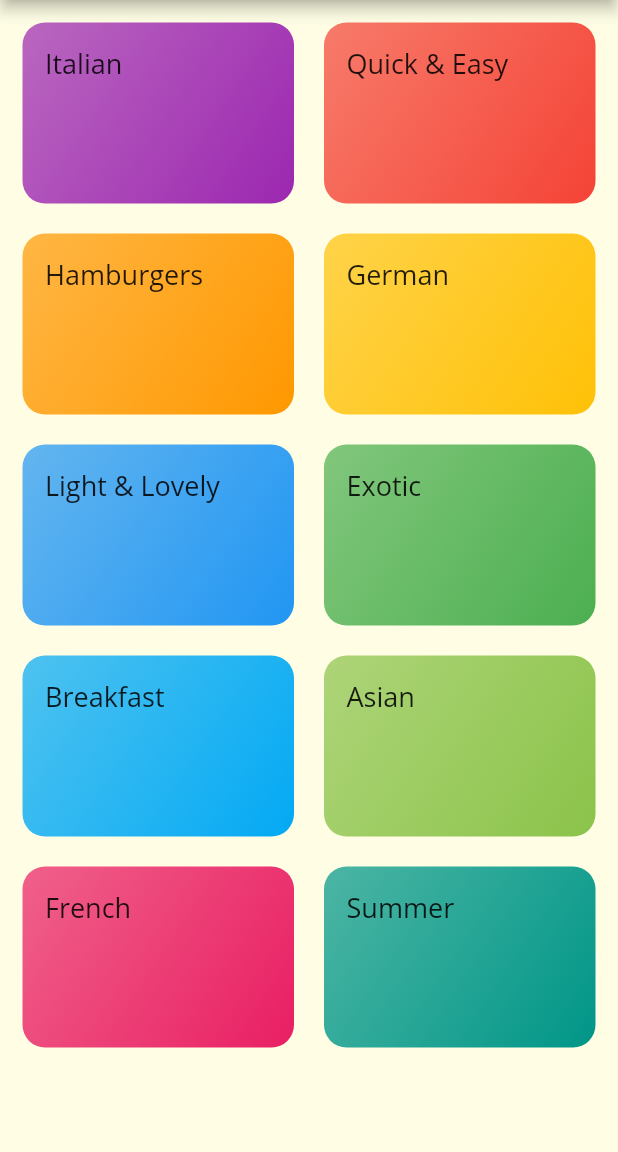
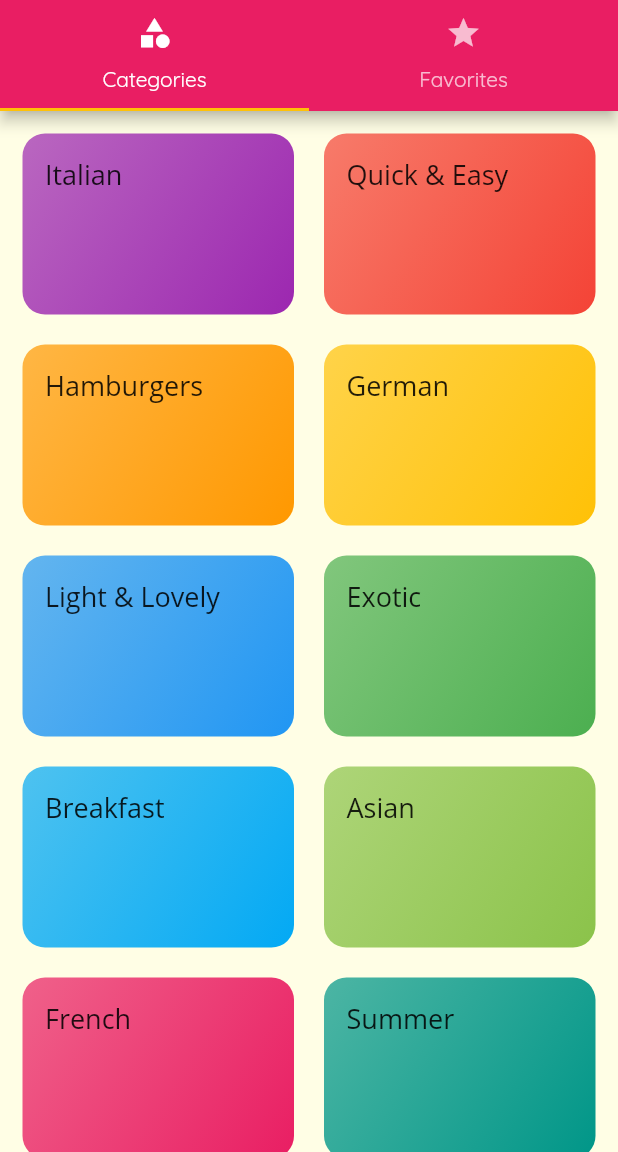
Before and after one commit to boilinux/flutter-meals, a Flutter app: the screen it shows after launch, on a phone screen of 412 x 824 dp, the part 84-1236 px from its top. Run offline on Flutter 3.47's test engine with Material 2 defaults, Android fonts, the light colour scheme and no system bars.

Commit message:
Add tab bar.

```diff
--- a/lib/main.dart
+++ b/lib/main.dart
@@ -3,6 +3,7 @@ import 'package:flutter/material.dart';
 import 'widgets/screen/main/main_category.dart';
 import 'widgets/screen/display/display_category_meals.dart';
 import 'widgets/screen/display/full_content/display_full_details_meal.dart';
+import 'widgets/screen/display/tab/display_tab.dart';
 
 void main() {
   runApp(MyApp());
@@ -49,7 +50,7 @@ class MyApp extends StatelessWidget {
                 )),
       ),
       routes: {
-        '/': (ctx) => MainCategory(),
+        '/': (ctx) => DisplayTab(),
         DisplayCategoryMeals.routeName: (ctx) => DisplayCategoryMeals(),
         DisplayFullDetailsMeal.routeName: (ctx) => DisplayFullDetailsMeal(),
       },
--- /dev/null
+++ b/lib/widgets/screen/display/tab/display_tab.dart
@@ -0,0 +1,40 @@
+import 'package:flutter/material.dart';
+
+import '../../main/main_category.dart';
+import './tab_favorites.dart';
+
+class DisplayTab extends StatefulWidget {
+  const DisplayTab({Key? key}) : super(key: key);
+
+  @override
+  _DisplayTabState createState() => _DisplayTabState();
+}
+
+class _DisplayTabState extends State<DisplayTab> {
+  @override
+  Widget build(BuildContext context) {
+    return DefaultTabController(
+        length: 2,
+        child: Scaffold(
+          appBar: AppBar(
+            title: Text('Meals'),
+            bottom: TabBar(
+              tabs: [
+                Tab(
+                  icon: Icon(Icons.category),
+                  text: 'Categories',
+                ),
+                Tab(
+                  icon: Icon(Icons.star),
+                  text: 'Favorites',
+                )
+              ],
+            ),
+          ),
+          body: TabBarView(children: [
+            MainCategory(),
+            TabFavorites(),
+          ]),
+        ));
+  }
+}
--- /dev/null
+++ b/lib/widgets/screen/display/tab/tab_favorites.dart
@@ -0,0 +1,10 @@
+import 'package:flutter/material.dart';
+
+class TabFavorites extends StatelessWidget {
+  const TabFavorites({Key? key}) : super(key: key);
+
+  @override
+  Widget build(BuildContext context) {
+    return Container();
+  }
+}
--- a/lib/widgets/screen/main/main_category.dart
+++ b/lib/widgets/screen/main/main_category.dart
@@ -8,9 +8,9 @@ class MainCategory extends StatelessWidget {
   @override
   Widget build(BuildContext context) {
     return Scaffold(
-      appBar: AppBar(
-        title: const Text('Meals'),
-      ),
+      // appBar: AppBar(
+      //   title: const Text('Meals'),
+      // ),
       body: GridView(
         padding: EdgeInsets.all(15),
         gridDelegate: SliverGridDelegateWithMaxCrossAxisExtent(
```
